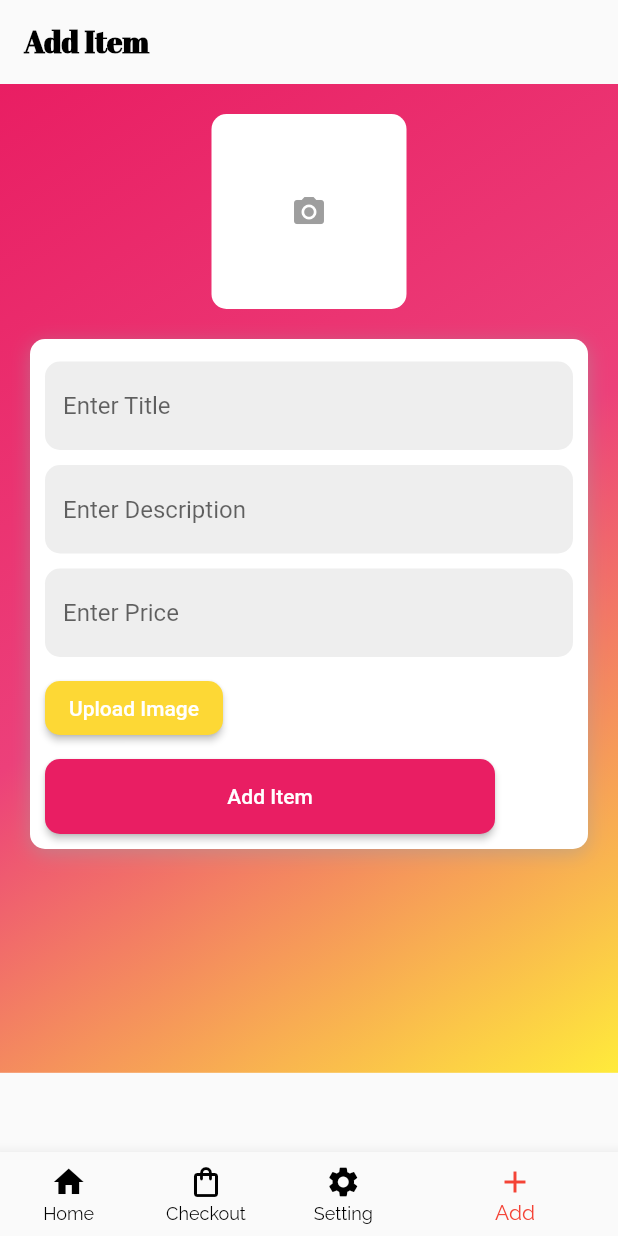
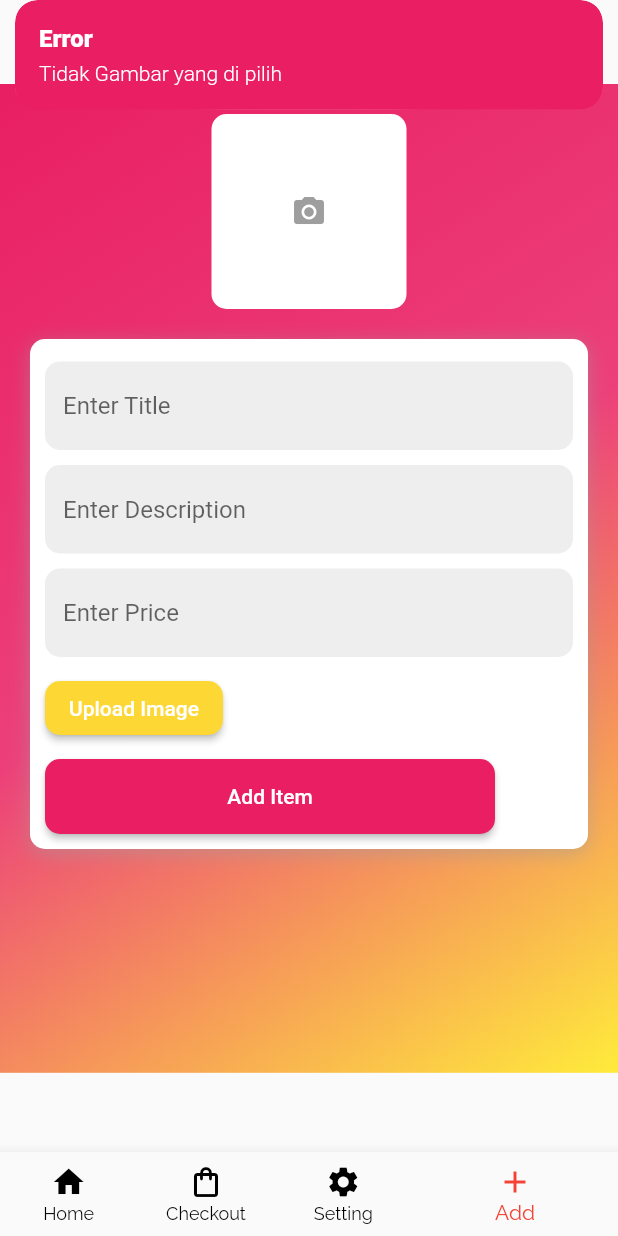
Before and after one commit to fathurr742/PPBM-45-01-707082380186-FATHURROHMANNURROCHIM, a Flutter app: the screen it shows after launch, item 4 of the bottom bar chosen, after a tap on "Upload Image", on a phone screen of 412 x 824 dp. Run offline on Flutter 3.47's test engine with Material 2 defaults, Android fonts, the phone set to English and light mode, and no system bars; our stand-ins replace another_flutter_splash_screen, flutter_image_slideshow, get, google_fonts, image_picker, permission_handler; missing offline and left inert: introduction_slider, mysql1.

Commit message:
clearing warning and rename file

```diff
--- a/lib/app/data/checkout_model.dart
+++ b/lib/app/data/checkout_model.dart
@@ -3,12 +3,12 @@ class CheckoutModel {
   final String? namaBarang;
   final String? color;
   final int? quantity;
-  final int? total_harga;
+  final int? totalHarga;
 
   CheckoutModel(
       {required this.id,
       required this.quantity,
       required this.namaBarang,
       required this.color,
-      required this.total_harga});
+      required this.totalHarga});
 }
--- a/lib/app/modules/addItem/controllers/add_item_controller.dart
+++ b/lib/app/modules/addItem/controllers/add_item_controller.dart
@@ -20,7 +20,11 @@ class AddItemController extends GetxController {
       image.value = File(pickedFile.path);
       base64Image = base64Encode(await image.value!.readAsBytes());
     } else {
-      print('No image selected.');
+      Get.snackbar(
+          backgroundColor: Colors.pink,
+          colorText: Colors.white,
+          'Error',
+          'Tidak Gambar yang di pilih');
     }
   }
 
--- a/lib/app/modules/addItem/views/add_item_view.dart
+++ b/lib/app/modules/addItem/views/add_item_view.dart
@@ -1,4 +1,4 @@
-import 'package:e_commerce/app/helper/customappbar.dart';
+import 'package:e_commerce/app/helper/custom_appbar.dart';
 import 'package:flutter/material.dart';
 
 import 'package:get/get.dart';
--- a/lib/app/modules/checkoutpage/views/checkoutpage_view.dart
+++ b/lib/app/modules/checkoutpage/views/checkoutpage_view.dart
@@ -1,4 +1,4 @@
-import 'package:e_commerce/app/helper/customappbar.dart';
+import 'package:e_commerce/app/helper/custom_appbar.dart';
 import 'package:flutter/material.dart';
 import 'package:get/get.dart';
 import 'package:google_fonts/google_fonts.dart';
@@ -29,7 +29,7 @@ class CheckoutpageView extends GetView<CheckoutpageController> {
                 context: context,
                 builder: (BuildContext context) {
                   return Container(
-                    padding: EdgeInsets.all(20),
+                    padding: const EdgeInsets.all(20),
                     decoration: const BoxDecoration(
                       color: Colors.pink,
                       borderRadius: BorderRadius.only(
@@ -116,7 +116,7 @@ class CheckoutpageView extends GetView<CheckoutpageController> {
                           style: GoogleFonts.raleway(color: Colors.white),
                         ),
                         Text(
-                          formatCurrency.format(item.total_harga),
+                          formatCurrency.format(item.totalHarga),
                           style: GoogleFonts.raleway(color: Colors.white),
                         ),
                       ],
--- a/lib/app/modules/detail_item/views/detail_item_view.dart
+++ b/lib/app/modules/detail_item/views/detail_item_view.dart
@@ -3,7 +3,7 @@ import 'dart:typed_data';
 import 'package:intl/intl.dart';
 import 'package:e_commerce/app/data/barang_model.dart';
 import 'package:e_commerce/app/helper/colordropdown.dart';
-import 'package:e_commerce/app/helper/customappbar.dart';
+import 'package:e_commerce/app/helper/custom_appbar.dart';
 import 'package:e_commerce/app/helper/quantityinput.dart';
 import 'package:flutter/material.dart';
 import 'package:flutter_image_slideshow/flutter_image_slideshow.dart';
--- a/lib/app/modules/homepage/controllers/homepage_controller.dart
+++ b/lib/app/modules/homepage/controllers/homepage_controller.dart
@@ -1,3 +1,5 @@
+// ignore_for_file: deprecated_member_use
+
 import 'dart:async';
 import 'dart:io';
 
@@ -9,9 +11,7 @@ import 'package:permission_handler/permission_handler.dart';
 import '../../../data/barang_model.dart';
 
 class HomepageController extends GetxController
-    // ignore: deprecated_member_use
-    with
-        SingleGetTickerProviderMixin {
+    with SingleGetTickerProviderMixin {
   final barang = <BarangModel>[].obs;
   final isLoading = false.obs;
   final hasError = false.obs;
@@ -90,7 +90,8 @@ class HomepageController extends GetxController
     tabController = TabController(length: 3, vsync: this);
     pageController = PageController();
 
-    timer = Timer.periodic(Duration(seconds: 30), (Timer t) => _fetchData());
+    timer =
+        Timer.periodic(const Duration(seconds: 30), (Timer t) => _fetchData());
   }
 
   @override
--- a/lib/app/modules/homepage/views/tabview.dart
+++ b/lib/app/modules/homepage/views/tabview.dart
@@ -1,8 +1,8 @@
 import 'dart:convert';
 import 'dart:typed_data';
 
-import 'package:e_commerce/app/helper/customappbar.dart';
-import 'package:e_commerce/app/helper/customcard.dart';
+import 'package:e_commerce/app/helper/custom_appbar.dart';
+import 'package:e_commerce/app/helper/custom_card.dart';
 import 'package:e_commerce/app/modules/homepage/controllers/homepage_controller.dart';
 import 'package:flutter/material.dart';
 import 'package:get/get.dart';
--- a/lib/app/modules/introduction/views/introduction_view.dart
+++ b/lib/app/modules/introduction/views/introduction_view.dart
@@ -1,4 +1,4 @@
-import 'package:e_commerce/app/helper/customIntro.dart';
+import 'package:e_commerce/app/helper/custom_intro.dart';
 import 'package:e_commerce/app/modules/homepage/views/homepage_view.dart';
 import 'package:flutter/material.dart';
 import 'package:introduction_slider/introduction_slider.dart';
--- a/lib/app/routes/app_pages.dart
+++ b/lib/app/routes/app_pages.dart
@@ -23,7 +23,7 @@ class AppPages {
   static final routes = [
     GetPage(
       name: _Paths.INTRODUCTION,
-      page: () => IntroductionView(),
+      page: () => const IntroductionView(),
       binding: IntroductionBinding(),
     ),
     GetPage(
```
Also changed, not shown: lib/app/modules/checkoutpage/controllers/checkoutpage_controller.dart (+9 -5 lines), lib/app/modules/detail_item/controllers/detail_item_controller.dart (+13 -10 lines), lib/app/helper/custom_appbar.dart (renamed from lib/app/helper/customappbar.dart), lib/app/helper/custom_card.dart (renamed from lib/app/helper/customcard.dart), lib/app/helper/custom_intro.dart (renamed from lib/app/helper/customIntro.dart).
